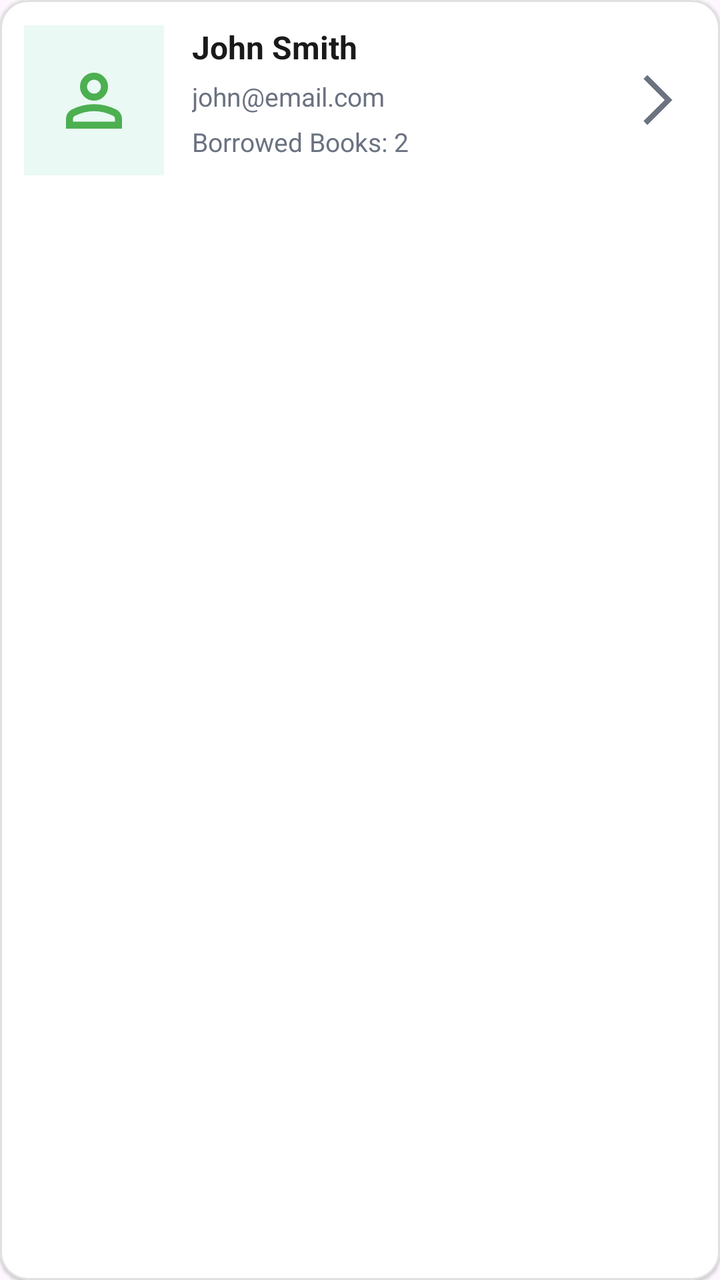
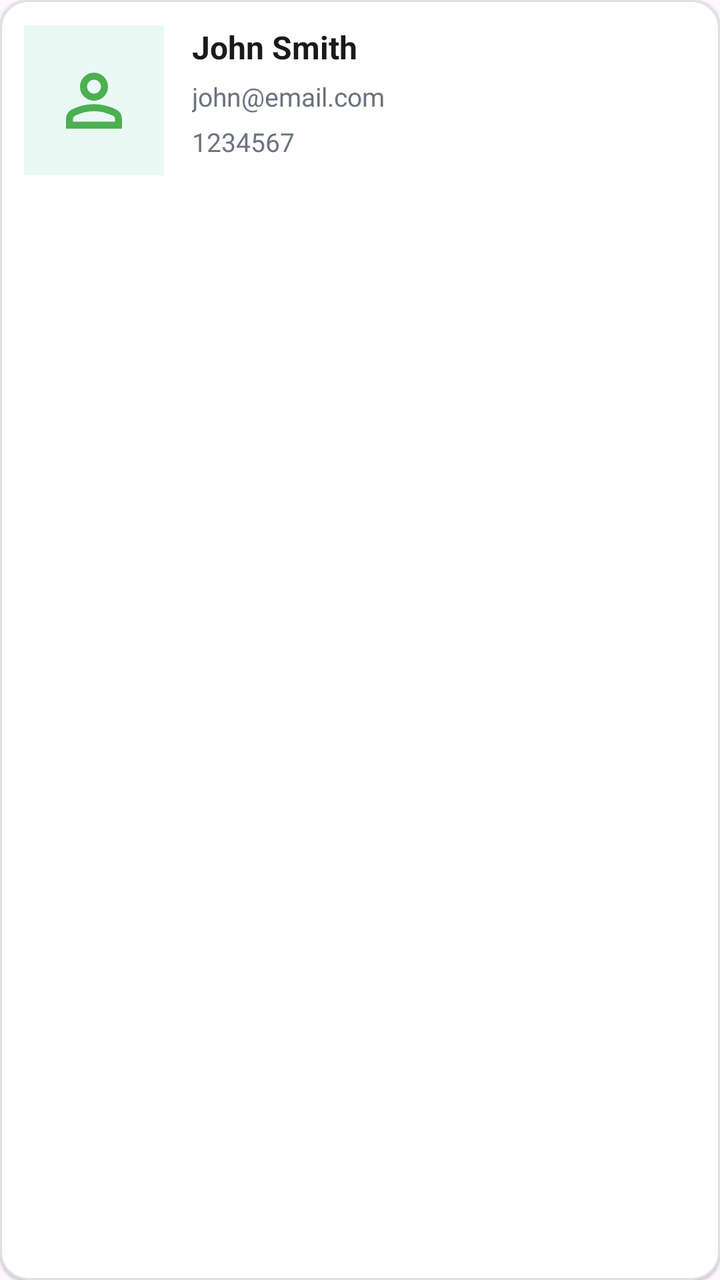

Two renders of the same Android screen: before a commit and after it. Below are the layout's source before the change and the commit's diff.
<!-- AndroidManifest.xml: application theme Theme.LibraryApp -->
<!-- res/layout/item_member.xml -->
<?xml version="1.0" encoding="utf-8"?>
<com.google.android.material.card.MaterialCardView
    xmlns:android="http://schemas.android.com/apk/res/android"
    xmlns:app="http://schemas.android.com/apk/res-auto"
    android:layout_width="match_parent"
    android:layout_height="wrap_content"
    android:layout_marginBottom="12dp"
    app:cardBackgroundColor="@color/surface"
    app:cardCornerRadius="14dp"
    app:cardElevation="1dp"
    app:strokeColor="@color/border"
    app:strokeWidth="1dp">

    <androidx.constraintlayout.widget.ConstraintLayout
        android:layout_width="match_parent"
        android:layout_height="100dp"
        android:padding="12dp">

        

        <ImageView
            android:id="@+id/ivMemberIcon"
            android:layout_width="70dp"
            android:layout_height="75dp"
            android:background="#EAF9F4"
            android:contentDescription="Member"
            android:padding="14dp"
            android:src="@drawable/iv_member"
            app:tint="@color/success"
            app:layout_constraintBottom_toBottomOf="parent"
            app:layout_constraintStart_toStartOf="parent"
            app:layout_constraintTop_toTopOf="parent" />

        

        <TextView
            android:id="@+id/tvMemberName"
            android:layout_width="0dp"
            android:layout_height="wrap_content"
            android:layout_marginStart="14dp"
            android:layout_marginEnd="12dp"
            android:text="John Smith"
            android:textColor="@color/text_primary"
            android:textSize="16sp"
            android:textStyle="bold"
            app:layout_constraintEnd_toStartOf="@id/ivArrow"
            app:layout_constraintStart_toEndOf="@id/ivMemberIcon"
            app:layout_constraintTop_toTopOf="@id/ivMemberIcon" />

        

        <TextView
            android:id="@+id/tvMemberEmail"
            android:layout_width="0dp"
            android:layout_height="wrap_content"
            android:layout_marginTop="5dp"
            android:text="john@email.com"
            android:textColor="@color/text_secondary"
            android:textSize="13sp"
            app:layout_constraintEnd_toEndOf="@id/tvMemberName"
            app:layout_constraintStart_toStartOf="@id/tvMemberName"
            app:layout_constraintTop_toBottomOf="@id/tvMemberName" />

        

        <TextView
            android:id="@+id/tvBorrowedBooks"
            android:layout_width="0dp"
            android:layout_height="wrap_content"
            android:layout_marginTop="5dp"
            android:text="Borrowed Books: 2"
            android:textColor="@color/text_secondary"
            android:textSize="13sp"
            app:layout_constraintEnd_toEndOf="@id/tvMemberName"
            app:layout_constraintStart_toStartOf="@id/tvMemberName"
            app:layout_constraintTop_toBottomOf="@id/tvMemberEmail" />

        

        <ImageView
            android:id="@+id/ivArrow"
            android:layout_width="30dp"
            android:layout_height="30dp"
            android:layout_marginEnd="4dp"
            android:contentDescription="Member Details"
            android:src="@drawable/iv_forward"
            app:tint="@color/text_secondary"
            app:layout_constraintBottom_toBottomOf="parent"
            app:layout_constraintEnd_toEndOf="parent"
            app:layout_constraintTop_toTopOf="parent" />

    </androidx.constraintlayout.widget.ConstraintLayout>

</com.google.android.material.card.MaterialCardView>
<!-- resources referenced by this layout -->
<resources>
  <color name="border">#E0E0E0</color>
  <color name="success">#4CAF50</color>
  <color name="surface">#FFFFFF</color>
  <color name="text_primary">#1A1A1A</color>
  <color name="text_secondary">#6B7280</color>
  <!-- drawable iv_forward (drawable) -->
  <vector xmlns:android="http://schemas.android.com/apk/res/android"
      android:width="40dp"
      android:height="40dp"
      android:viewportWidth="960"
      android:viewportHeight="960">
    <path
        android:pathData="m309.67,878.67 l-61,-61.67L587,478.67 248.67,140.33l61,-61.66 400,400 -400,400Z"
        android:fillColor="#1f1f1f"/>
  </vector>
  <!-- drawable iv_member (drawable) -->
  <vector xmlns:android="http://schemas.android.com/apk/res/android"
      android:width="24dp"
      android:height="24dp"
      android:viewportWidth="960"
      android:viewportHeight="960">
    <path
        android:pathData="M367,433q-47,-47 -47,-113t47,-113q47,-47 113,-47t113,47q47,47 47,113t-47,113q-47,47 -113,47t-113,-47ZM160,800v-112q0,-34 17.5,-62.5T224,582q62,-31 126,-46.5T480,520q66,0 130,15.5T736,582q29,15 46.5,43.5T800,688v112L160,800ZM240,720h480v-32q0,-11 -5.5,-20T700,654q-54,-27 -109,-40.5T480,600q-56,0 -111,13.5T260,654q-9,5 -14.5,14t-5.5,20v32ZM536.5,376.5Q560,353 560,320t-23.5,-56.5Q513,240 480,240t-56.5,23.5Q400,287 400,320t23.5,56.5Q447,400 480,400t56.5,-23.5ZM480,320ZM480,720Z"
        android:fillColor="#1f1f1f"/>
  </vector>
  <style name="Theme.LibraryApp" parent="Base.Theme.LibraryApp" />
  <style name="Base.Theme.LibraryApp" parent="Theme.Material3.DayNight.NoActionBar">
          
          
      </style>
</resources>

<!-- the commit's change to res/layout/item_member.xml (unified diff, before → after) -->
@@ -12,6 +12,7 @@
     app:strokeWidth="1dp">
 
     <androidx.constraintlayout.widget.ConstraintLayout
+        android:id="@+id/clMember"
         android:layout_width="match_parent"
         android:layout_height="100dp"
         android:padding="12dp">
@@ -43,7 +44,7 @@
             android:textColor="@color/text_primary"
             android:textSize="16sp"
             android:textStyle="bold"
-            app:layout_constraintEnd_toStartOf="@id/ivArrow"
+            app:layout_constraintEnd_toEndOf="@id/clMember"
             app:layout_constraintStart_toEndOf="@id/ivMemberIcon"
             app:layout_constraintTop_toTopOf="@id/ivMemberIcon" />
 
@@ -64,30 +65,17 @@
         
 
         <TextView
-            android:id="@+id/tvBorrowedBooks"
+            android:id="@+id/tvPhone"
             android:layout_width="0dp"
             android:layout_height="wrap_content"
             android:layout_marginTop="5dp"
-            android:text="Borrowed Books: 2"
+            android:text="1234567"
             android:textColor="@color/text_secondary"
             android:textSize="13sp"
             app:layout_constraintEnd_toEndOf="@id/tvMemberName"
             app:layout_constraintStart_toStartOf="@id/tvMemberName"
             app:layout_constraintTop_toBottomOf="@id/tvMemberEmail" />
 
-        
-
-        <ImageView
-            android:id="@+id/ivArrow"
-            android:layout_width="30dp"
-            android:layout_height="30dp"
-            android:layout_marginEnd="4dp"
-            android:contentDescription="Member Details"
-            android:src="@drawable/iv_forward"
-            app:tint="@color/text_secondary"
-            app:layout_constraintBottom_toBottomOf="parent"
-            app:layout_constraintEnd_toEndOf="parent"
-            app:layout_constraintTop_toTopOf="parent" />
 
     </androidx.constraintlayout.widget.ConstraintLayout>
 
<!-- resource entries referenced after the edit -->
@@ -5,16 +5,6 @@
   <color name="surface">#FFFFFF</color>
   <color name="text_primary">#1A1A1A</color>
   <color name="text_secondary">#6B7280</color>
-  <!-- drawable iv_forward (drawable) -->
-  <vector xmlns:android="http://schemas.android.com/apk/res/android"
-      android:width="40dp"
-      android:height="40dp"
-      android:viewportWidth="960"
-      android:viewportHeight="960">
-    <path
-        android:pathData="m309.67,878.67 l-61,-61.67L587,478.67 248.67,140.33l61,-61.66 400,400 -400,400Z"
-        android:fillColor="#1f1f1f"/>
-  </vector>
   <!-- drawable iv_member (drawable) -->
   <vector xmlns:android="http://schemas.android.com/apk/res/android"
       android:width="24dp"
